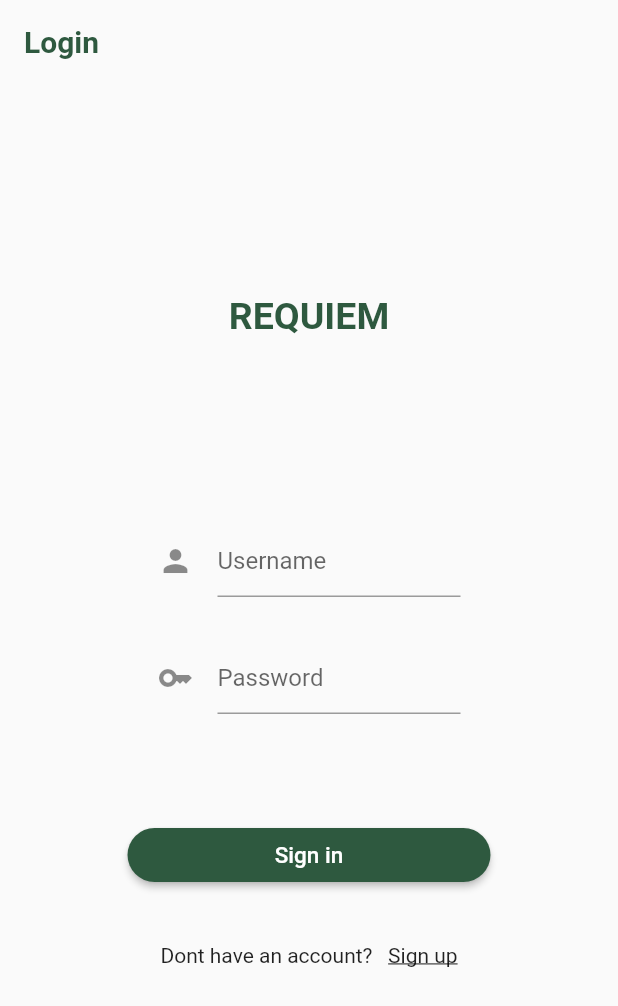
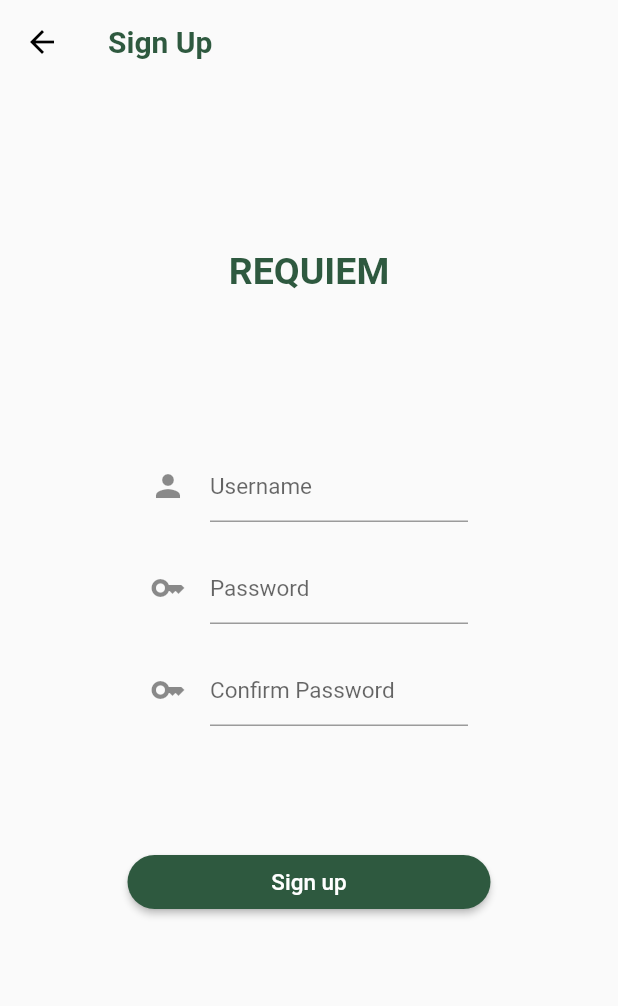
Before and after one commit to GSC-2023/Flutter_App, a Flutter app: the screen it shows after launch, after a tap on "Sign up", on a phone screen of 412 x 824 dp. Shown: the top 1006 px of the screen. Run offline on Flutter 3.47's test engine with Material 2 defaults, Android fonts, the phone set to English and light mode, and no system bars; our stand-ins replace flutter_datetime_picker, flutter_spinkit, getwidget, syncfusion_flutter_charts, video_player; missing offline and left inert: neon_circular_timer.

Commit message:
feat: added sign up page

```diff
--- a/break_app/lib/main.dart
+++ b/break_app/lib/main.dart
@@ -13,6 +13,7 @@ import 'package:break_app/screens/social.dart';
 import 'package:break_app/screens/settings.dart';
 import 'package:break_app/screens/login.dart';
 import 'package:break_app/screens/home_utils/break.dart';
+import 'package:break_app/screens/signup.dart';
 
 void main() {
   runApp(MyApp());
@@ -25,6 +26,7 @@ class MyApp extends StatelessWidget {
     return MaterialApp(
       routes: <String, WidgetBuilder>{
         '/': (context) => Login(),
+        '/Signup': (context) => SignUpPage(),
         '/Home': (context) => Home(),
         '/Break': (context) => Break(),
         '/Activities': (context) => Activities(),
--- a/break_app/lib/screens/login.dart
+++ b/break_app/lib/screens/login.dart
@@ -36,21 +36,23 @@ class Login extends StatelessWidget {
             padding: EdgeInsets.all(30),
             child: Column(
               children: [
-                Padding(padding: EdgeInsets.all(15),
+                Padding(padding: EdgeInsets.fromLTRB(0,15,0,15),
                 child: TextFormField(
                   decoration: const InputDecoration(
                     icon: Icon(Icons.person),
                     hintText: "Username",
+                    hintStyle: TextStyle(fontSize: 15)
                   )
 
                   ),),
                   Padding(
-                    padding: EdgeInsets.all(15),
+                    padding: EdgeInsets.fromLTRB(0,15,0,15),
                     child: TextFormField(
                       obscureText: true,
                   decoration: const InputDecoration(
                     icon: Icon(Icons.key),
                     hintText: "Password",
+                    hintStyle: TextStyle(fontSize: 15)
                   )
 
                   ),
@@ -82,11 +84,12 @@ class Login extends StatelessWidget {
             padding: EdgeInsets.all(10),
             child: Row(mainAxisAlignment: MainAxisAlignment.center,
               children: [
-                Text("Dont have an account?   "),
+                Text("Don't have an account?   "),
                 ClickableUnderlineText(
                   text: "Sign up",
                   onTap: (){
                     // route to signup page
+                    Navigator.pushNamed(context, '/Signup');
                   }
                 ),
 
--- /dev/null
+++ b/break_app/lib/screens/signup.dart
@@ -0,0 +1,150 @@
+import 'package:flutter/material.dart';
+import 'package:break_app/colors/colors.dart';
+import 'package:break_app/screens/home_utils/clickableText.dart';
+
+// this page handles signup!
+
+class SignUpPage extends StatefulWidget {
+  @override
+  _SignUpPageState createState() => _SignUpPageState();
+}
+
+class _SignUpPageState extends State<SignUpPage> {
+  final _formKey = GlobalKey<FormState>();
+  TextEditingController _passwordController = TextEditingController();
+  TextEditingController _confirmPasswordController = TextEditingController();
+  TextEditingController _usernameController = TextEditingController();
+
+  @override
+  Widget build(BuildContext context) {
+    return Scaffold(
+
+      appBar: AppBar(
+        iconTheme: IconThemeData(color: Colors.black),
+        title: Text("Sign Up",
+        style: TextStyle(fontWeight: FontWeight.bold, color: Color(0xff2E593F)),
+        ),
+        backgroundColor: Color(0xECEAEA),
+        shadowColor: Color(0xECEAEA),
+        surfaceTintColor: Color(0xECEAEA),
+        foregroundColor:  Color(0xECEAEA),
+      ),
+
+      body: Container(
+        padding: EdgeInsets.all(60),
+        alignment: Alignment.center,
+        child: Column(
+        children: [
+          Container(
+            padding: EdgeInsets.all(50),
+            child: Text("REQUIEM", style: TextStyle(fontWeight: FontWeight.bold, color: DarkGreen, fontSize: 25),),
+          ),
+
+          Container(
+            padding: EdgeInsets.all(30),
+            child: Column(
+              children: [
+                Padding(padding: EdgeInsets.fromLTRB(0,15,0,15),
+                child: Form(
+                  key:_formKey,
+                  child: Column(
+                    children: [Padding(padding: EdgeInsets.all(10),
+                    child: TextFormField(
+                        controller:_usernameController,
+                        decoration: const InputDecoration(
+                          icon: Icon(Icons.person),
+                          hintText: "Username",
+                          hintStyle: TextStyle(fontSize: 15)
+                        ),
+                        validator: (value) {
+                          if (value==null || value.isEmpty){
+                            return 'Please enter a valid username';
+                          }
+                          return null;
+                        },
+
+                        ),),
+
+                        Padding(padding: EdgeInsets.all(10),
+                        child: TextFormField(
+                          controller: _passwordController,
+                          obscureText: true,
+                          decoration: const InputDecoration(
+                            icon: Icon(Icons.key),
+                            hintText: "Password",
+                            hintStyle: TextStyle(fontSize: 15)
+                          ),
+                          validator: (value) {
+                            if (value==null || value.isEmpty){
+                              return 'Please enter your password';
+                            }
+                            return null;
+                          }
+                          ),),
+
+                          Padding(
+                            padding: EdgeInsets.all(10),
+                            child:  TextFormField(
+                          controller: _confirmPasswordController,
+                          obscureText: true,
+                          decoration: const InputDecoration(
+                            icon: Icon(Icons.key),
+                            hintText: "Confirm Password",
+                            hintStyle: TextStyle(fontSize: 15)
+                          ),
+                          validator: (value) {
+                            if (value==null || value.isEmpty){
+                              return 'Please confirm your password';
+                            }
+                            if (value != _passwordController.text){
+                              return 'Passwords do not match';
+                            }
+                            return null;
+                          }
+
+                          ),
+                          )
+
+
+
+
+
+
+                    ],
+                  )
+            ) ) ],
+            )
+          ),
+
+          Container(
+            padding: EdgeInsets.all(25),
+            child:ElevatedButton(
+              child: Text("Sign up",
+              style: TextStyle(color: Colors.white, fontSize: 15)),
+              style: ElevatedButton.styleFrom(
+                primary: DarkGreen,
+                shape: RoundedRectangleBorder(
+                  borderRadius: BorderRadius.circular(20)
+                ),
+                fixedSize: const Size(350,30),
+              ),
+              onPressed: () {
+                if (_formKey.currentState!.validate()){
+                    Navigator.pushNamed(context, '/Home'); // TO DO: firebase auth
+
+                }
+                // sign up with google
+              },
+            )
+          ),
+
+
+
+
+        ],
+      )
+
+      )
+    );
+  }
+}
```
Also changed, not shown: 1 other file.
